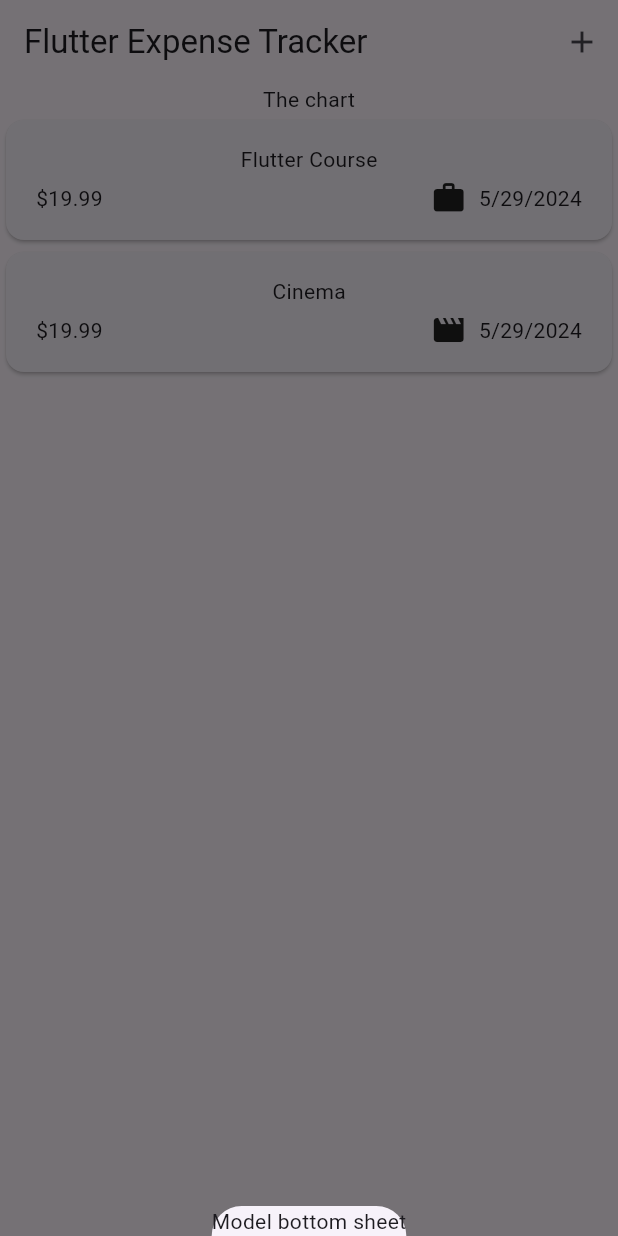
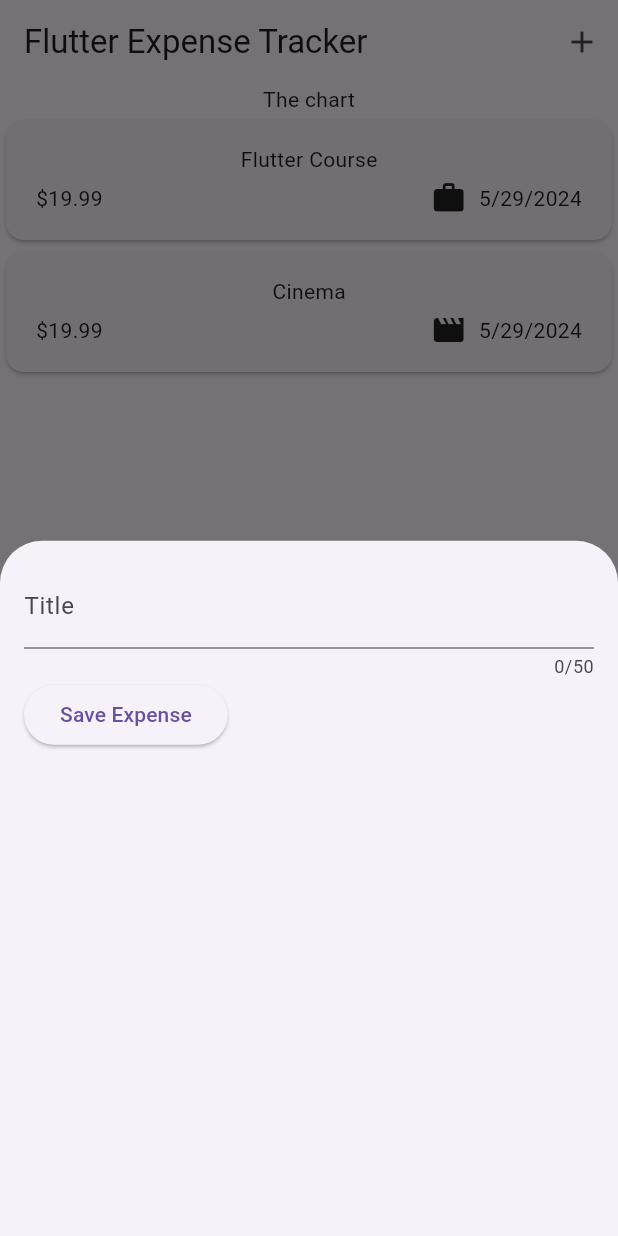
Before and after one commit to dinhduyvo/learning, a Flutter app: the screen it shows after launch, after a tap on the "add" icon, on a phone screen of 412 x 824 dp. Run offline on Flutter 3.47's test engine with Material 3 defaults, Android fonts, the phone set to English and light mode, and no system bars; our stand-ins replace google_fonts.

Commit message:
Flutter session 108

```diff
--- a/expense_tracker/lib/expenses.dart
+++ b/expense_tracker/lib/expenses.dart
@@ -1,3 +1,4 @@
+import 'package:expense_tracker/new_expense.dart';
 import 'package:expense_tracker/widgets/list/expenses_list.dart';
 import 'package:expense_tracker/models/expense.dart';
 import 'package:flutter/material.dart';
@@ -26,9 +27,7 @@
   ];
 
   void _openAddExpenseOverlay() {
-    showModalBottomSheet(context: context, builder: (ctx) {
-      return const Text('Model bottom sheet');
-    });
+    showModalBottomSheet(context: context, builder: (ctx) => const NewExpense());
   }
 
   @override
--- /dev/null
+++ b/expense_tracker/lib/new_expense.dart
@@ -0,0 +1,39 @@
+import 'package:flutter/material.dart';
+
+class NewExpense extends StatefulWidget {
+  const NewExpense({super.key});
+
+  @override
+  State<StatefulWidget> createState() {
+    return _NewExpenseState();
+  }
+}
+
+class _NewExpenseState extends State<NewExpense> {
+  var _enteredTitle = '';
+
+  void _saveTitleInput(String value) {
+    _enteredTitle = value;
+  }
+
+  @override
+  Widget build(BuildContext context) {
+    return Padding(padding: const EdgeInsets.all(16),
+    child: Column(
+      children: [
+        TextField(
+          onChanged: _saveTitleInput,
+          maxLength: 50,
+          decoration: const InputDecoration(
+            label: Text('Title')
+          ),
+        ),
+        Row(children: [
+          ElevatedButton(onPressed: () {
+            print(_enteredTitle);
+          }, child: const Text('Save Expense'))
+        ],)
+      ],
+    ),);
+  }
+}
```
